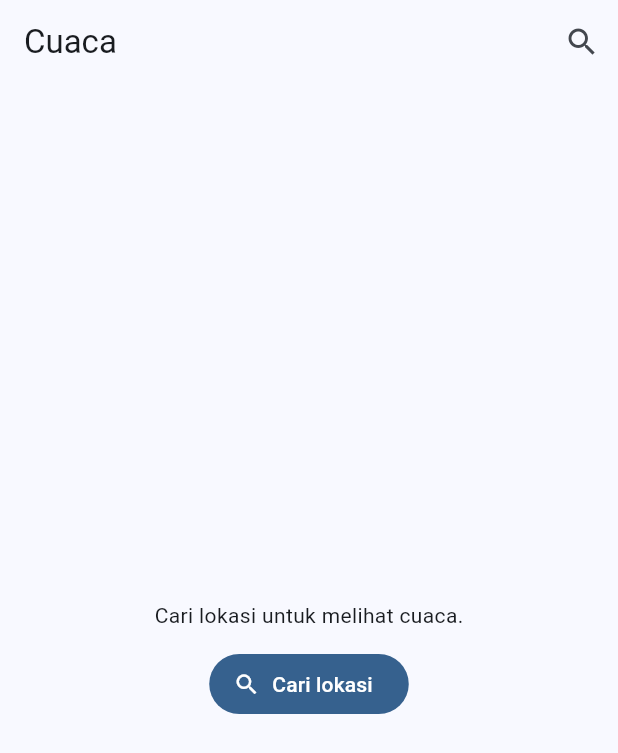
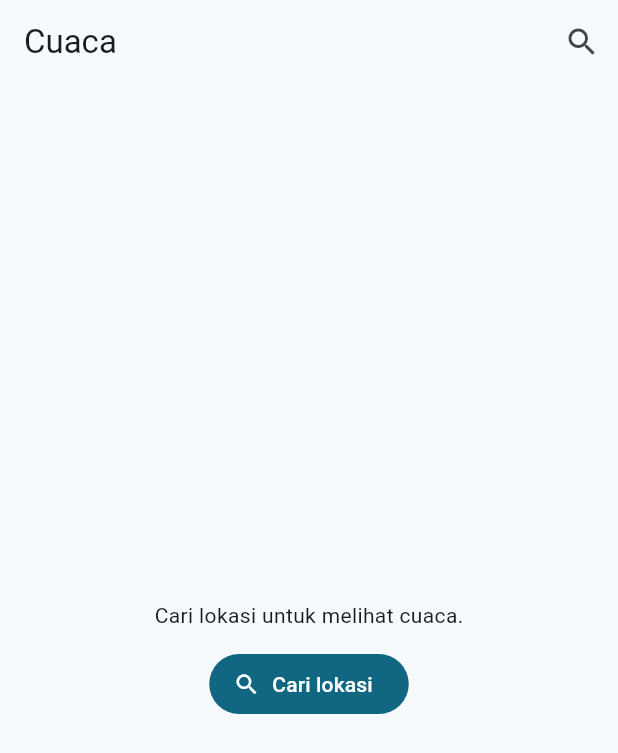
Before and after one commit to Gandhuttt/responsi-flutter, a Flutter app: the screen it shows after launch, on a phone screen of 412 x 824 dp. Shown: the top 753 px of the screen. Run offline on Flutter 3.47's test engine with Material 3 defaults, Android fonts, the phone set to English and light mode, and no system bars; our stand-ins replace shared_preferences.

Commit message:
Refine weather app design

```diff
--- a/lib/main.dart
+++ b/lib/main.dart
@@ -15,8 +15,20 @@ class MyApp extends StatelessWidget {
     create: (_) => WeatherViewModel(WeatherService()),
     child: MaterialApp(
       title: 'Cuaca',
+      debugShowCheckedModeBanner: false,
       theme: ThemeData(
-        colorScheme: ColorScheme.fromSeed(seedColor: Colors.blue),
+        useMaterial3: true,
+        colorScheme: ColorScheme.fromSeed(seedColor: const Color(0xFF176B87)),
+        appBarTheme: const AppBarTheme(centerTitle: false),
+        inputDecorationTheme: const InputDecorationTheme(
+          border: OutlineInputBorder(),
+        ),
+        cardTheme: CardThemeData(
+          elevation: 0,
+          shape: RoundedRectangleBorder(
+            borderRadius: BorderRadius.circular(20),
+          ),
+        ),
       ),
       home: const WeatherScreen(),
     ),
```
Also changed, not shown: lib/views/location_search_screen.dart (+18 -5 lines), lib/views/weather_screen.dart (+30 -7 lines).
